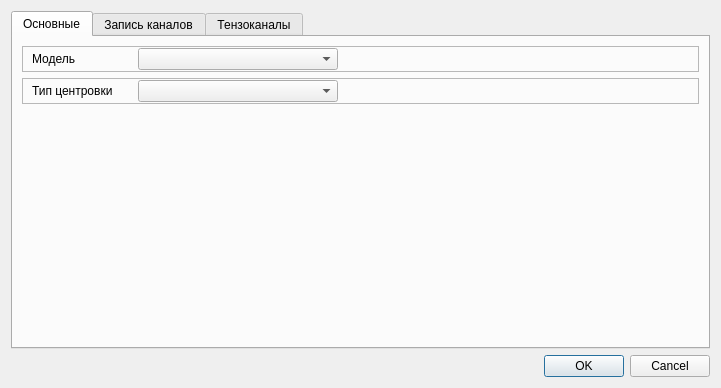
grigp/a-analyser, file drivers/devices/stabilan/stabilan01paramsdialog.ui: the form before one commit.
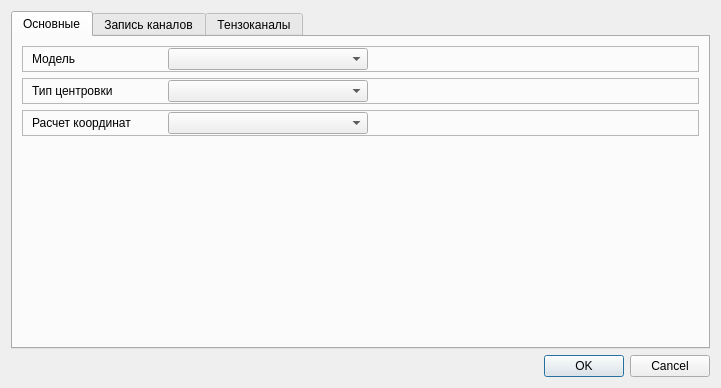
The form after the commit.

Commit message: Расчет координат по реакциям опор

```diff
--- a/drivers/devices/stabilan/stabilan01paramsdialog.ui
+++ b/drivers/devices/stabilan/stabilan01paramsdialog.ui
@@ -55,7 +55,7 @@
             </property>
             <property name="minimumSize">
              <size>
-              <width>100</width>
+              <width>130</width>
               <height>0</height>
              </size>
             </property>
@@ -118,7 +118,7 @@
             </property>
             <property name="minimumSize">
              <size>
-              <width>100</width>
+              <width>130</width>
               <height>0</height>
              </size>
             </property>
@@ -153,6 +153,66 @@
          </layout>
         </widget>
        </item>
+       <item>
+        <widget class="QFrame" name="frSKGSource">
+         <property name="frameShape">
+          <enum>QFrame::StyledPanel</enum>
+         </property>
+         <property name="frameShadow">
+          <enum>QFrame::Raised</enum>
+         </property>
+         <layout class="QHBoxLayout" name="horizontalLayout_7">
+          <property name="topMargin">
+           <number>1</number>
+          </property>
+          <property name="bottomMargin">
+           <number>1</number>
+          </property>
+          <item>
+           <widget class="QLabel" name="lblSKGSource">
+            <property name="sizePolicy">
+             <sizepolicy hsizetype="Fixed" vsizetype="Preferred">
+              <horstretch>0</horstretch>
+              <verstretch>0</verstretch>
+             </sizepolicy>
+            </property>
+            <property name="minimumSize">
+             <size>
+              <width>130</width>
+              <height>0</height>
+             </size>
+            </property>
+            <property name="text">
+             <string>Расчет координат</string>
+            </property>
+           </widget>
+          </item>
+          <item>
+           <widget class="QComboBox" name="cbSKGSource">
+            <property name="minimumSize">
+             <size>
+              <width>200</width>
+              <height>0</height>
+             </size>
+            </property>
+           </widget>
+          </item>
+          <item>
+           <spacer name="horizontalSpacer_16">
+            <property name="orientation">
+             <enum>Qt::Horizontal</enum>
+            </property>
+            <property name="sizeHint" stdset="0">
+             <size>
+              <width>40</width>
+              <height>20</height>
+             </size>
+            </property>
+           </spacer>
+          </item>
+         </layout>
+        </widget>
+       </item>
        <item>
         <spacer name="verticalSpacer">
          <property name="orientation">
```
The commit also changes 5 other files.
